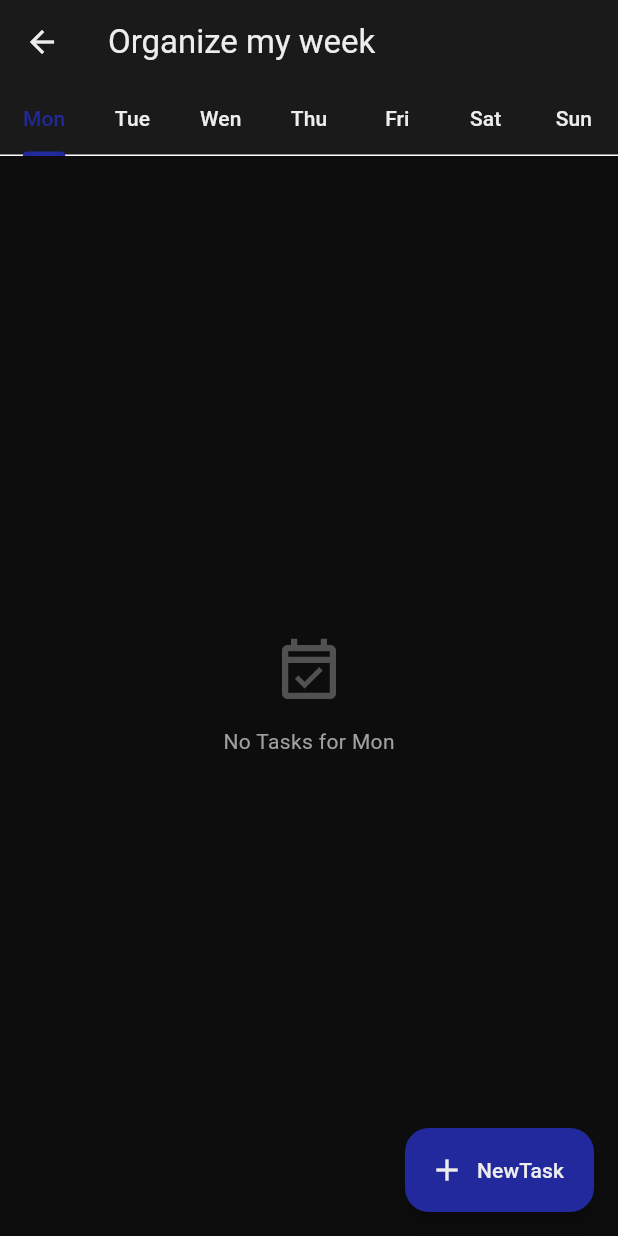
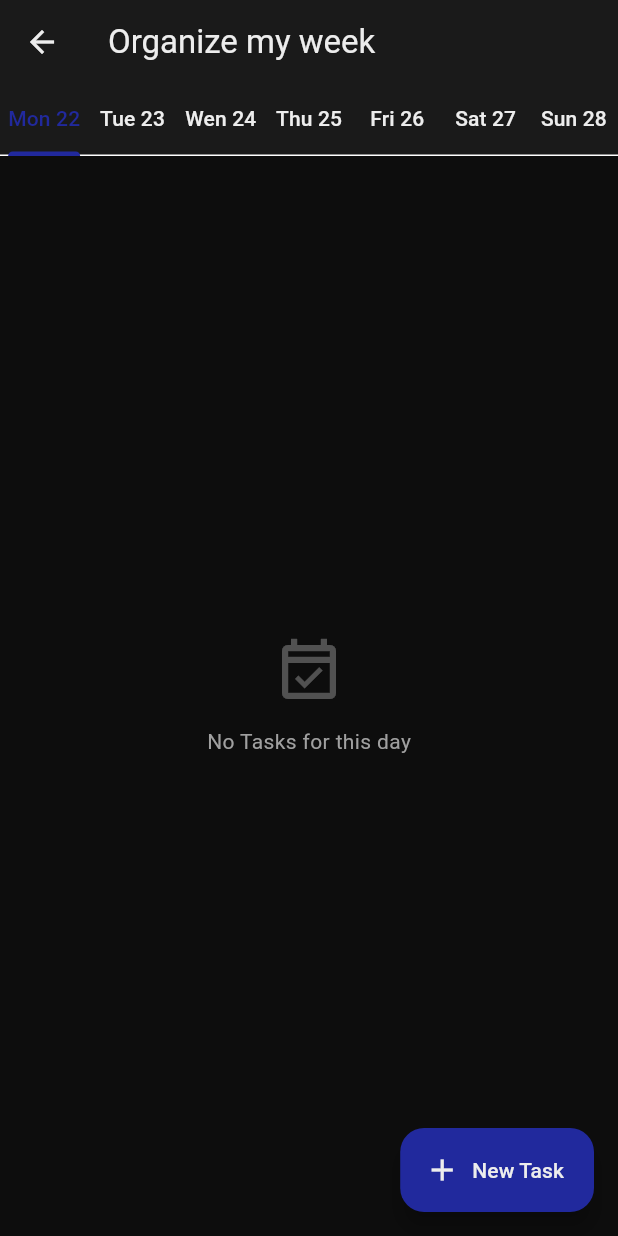
Before and after one commit to LastreWayne/Okami, a Flutter app: the WeekOrgScreen screen opened directly, on a phone screen of 412 x 824 dp. Run offline on Flutter 3.47's test engine with Material 3 defaults, Android fonts, the phone set to English and light mode, and no system bars.

Commit message:
Working task manager V1

```diff
--- /dev/null
+++ b/devtools_options.yaml
@@ -0,0 +1,3 @@
+description: This file stores settings for Dart & Flutter DevTools.
+documentation: https://docs.flutter.dev/tools/devtools/extensions#configure-extension-enablement-states
+extensions:
--- a/lib/screens/neuroplasticity/week_org_screen.dart
+++ b/lib/screens/neuroplasticity/week_org_screen.dart
@@ -1,33 +1,50 @@
 import 'package:flutter/material.dart';
+import 'package:provider/provider.dart';
+import 'package:okami/models/task_model.dart';
+import 'package:okami/providers/task_provider.dart';
 import 'new_task_screen.dart';
+import 'edit_task_screen.dart';
 
 class WeekOrgScreen extends StatelessWidget {
   const WeekOrgScreen ({super.key});
 
   //Lista de los dias
-  static const List<String> _days = [
+  static const List<String> _dayNames = [
     'Mon', 'Tue', 'Wen', 'Thu', 'Fri', 'Sat', 'Sun'
   ];
+
+  List<DateTime> _weekDays() {
+    final now = DateTime.now();
+    final monday = now.subtract(Duration(days: now.weekday - 1));
+
+    //Generar las fechas consecutivas despues del Lunes (la semana(7))
+    return List.generate(7, (i) => monday.add(Duration(days: i)));
+  }
 
   // Constructor de las tabs
   @override
   Widget build(BuildContext context) {
+    final weekDays = _weekDays();
+
     //Tabs por dia de la semana
     return DefaultTabController(
-      length: _days.length,
+      length: 7,
       child: Scaffold(
         appBar: AppBar(
           title: const Text('Organize my week'),
           bottom: TabBar(
             isScrollable: false,
             labelPadding: const EdgeInsets.symmetric(horizontal: 4),
-            tabs: _days.map((day) => Tab(text: day)).toList(),
+            tabs: List.generate(
+              7,
+              (i) => Tab(text: '${_dayNames[i]} ${weekDays[i].day}',)
+            ),
           ),
         ),
 
         //Mostrar el contenido de las tabs
         body: TabBarView(
-          children: _days.map((day) => _buildDayView(context, day)).toList(),
+          children: weekDays.map((day) => _DayTaskView(day: day)).toList(),
         ),
 
         //Boton para la nueva Task
@@ -41,14 +58,23 @@ class WeekOrgScreen extends StatelessWidget {
             );
           },
           icon: const Icon(Icons.add),
-          label: const Text('NewTask'),
+          label: const Text('New Task'),
         ),
       ),
     );
   }
+}
 
 //Vista individual de un dia
-  Widget _buildDayView(BuildContext context, String day) {
+class _DayTaskView extends StatelessWidget {
+  final DateTime day;
+  const _DayTaskView({required this.day});
+
+  @override
+  Widget build(BuildContext context) {
+    final tasks = context.watch<TaskProvider>().tasksByDay(day);
+
+    if (tasks.isEmpty) {
       return Center(
         child: Column(
           mainAxisAlignment: MainAxisAlignment.center,
@@ -56,16 +82,118 @@ class WeekOrgScreen extends StatelessWidget {
             Icon(
               Icons.event_available_outlined,
               size: 48,
-            color: Theme.of(context).colorScheme.onSurface.withValues(alpha: 0.3),
+              color: Theme.of(context).colorScheme.onSurface.withValues(alpha: 0.3)
             ),
 
             const SizedBox(height: 12),
             Text(
-            'No Tasks for $day',
+              'No Tasks for this day',
               style: Theme.of(context).textTheme.bodyMedium,
             ),
           ],
         ),
       );
     }
+
+    return ListView.builder(
+      padding: const EdgeInsets.all(16),
+      itemCount: tasks.length,
+      itemBuilder: (context, idx) {
+        final task = tasks[idx];
+        return _TaskCard(task: task);
+      },
+    );
   }
+}
+
+//Card individual de una Task dentro de la lista del dia
+class _TaskCard extends StatelessWidget {
+  final Task task;
+  const _TaskCard({required this.task});
+
+  //Color del badge segun la prioridad
+  Color _priorityColor(BuildContext context) {
+    switch (task.priority) {
+      case TaskPriority.a:
+        return Theme.of(context).colorScheme.error;
+      case TaskPriority.b:
+        return Theme.of(context).colorScheme.secondary;
+      case TaskPriority.c:
+        return Theme.of(context).colorScheme.onSurface.withValues(alpha: 0.5);
+    }
+  }
+
+  //Nombre legible de la categoria
+  String _categoryLabel() {
+    switch (task.category) {
+      case TaskCategory.body:
+        return 'Body';
+      case TaskCategory.neuroplasticity:
+        return 'Neuroplasticity';
+      case TaskCategory.motion:
+        return 'Motion';
+    }
+  }
+
+  //Hora con zero-padding (HH:MM)
+  String _formatTime() {
+    final h = task.dateTime.hour.toString().padLeft(2, '0');
+    final m = task.dateTime.minute.toString().padLeft(2, '0');
+    return '$h:$m';
+  }
+
+  @override
+  Widget build(BuildContext context) {
+    return Card(
+      margin: const EdgeInsets.only(bottom: 12),
+      child: ListTile(
+        contentPadding: const EdgeInsets.symmetric(horizontal: 16, vertical: 8),
+
+        //Badge de prioridad (A/B/C)
+        leading: CircleAvatar(
+          backgroundColor: _priorityColor(context),
+          child: Text(
+            task.priority.name.toUpperCase(),
+            style: const TextStyle(
+              fontWeight: FontWeight.bold,
+              color: Colors.white,
+            ),
+          ),
+        ),
+
+        //Titulo de la task
+        title: Text(
+          task.title,
+          style: const TextStyle(fontWeight: FontWeight.w600),
+        ),
+
+        //Hora, duracion y categoria
+        subtitle: Padding(
+          padding: const EdgeInsets.only(top: 4),
+          child: Text(
+            '${_formatTime()}  ·  ${task.durationMinutes} min  ·  ${_categoryLabel()}',
+          ),
+        ),
+
+        //Indicador de repeticion semanal
+        trailing: task.repeatsWeekly
+            ? Icon(
+                Icons.repeat,
+                size: 18,
+                color: Theme.of(context).colorScheme.secondary,
+              )
+            : null,
+
+        //Tocar la card abre la edicion de esa task
+        onTap: () {
+          Navigator.push(
+            context,
+            MaterialPageRoute(
+              builder: (context) => EditTaskScreen(task: task),
+            ),
+          );
+        },
+      ),
+    );
+  }
+}
```
Lines whose indentation alone changed are shown as unchanged.
